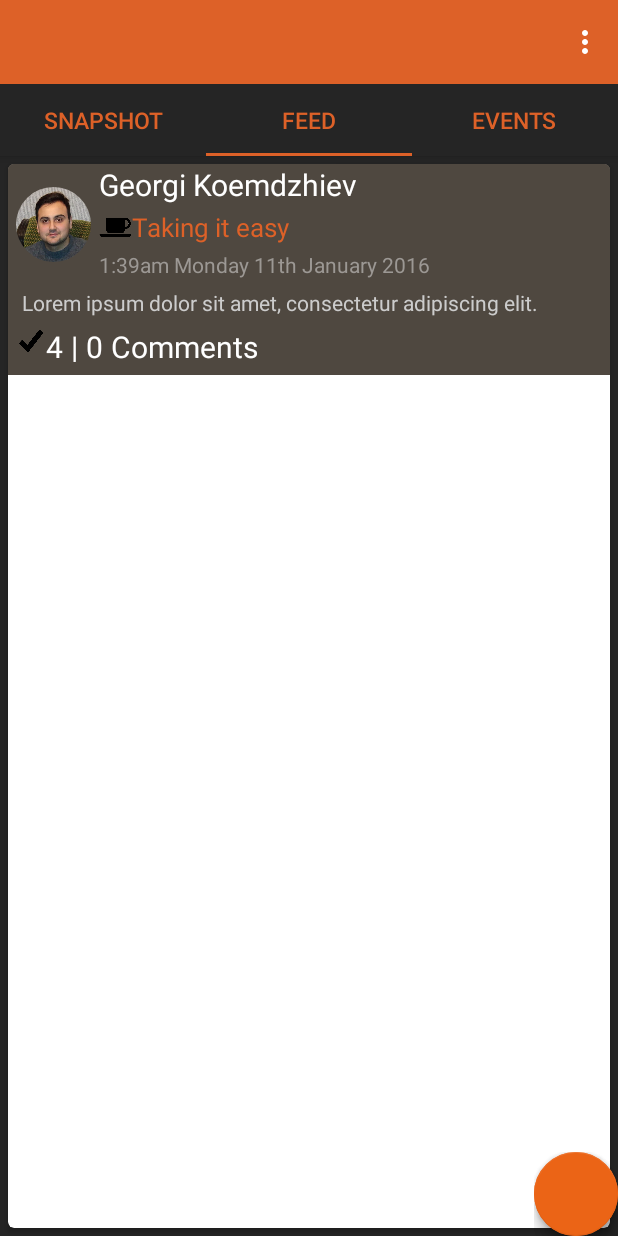
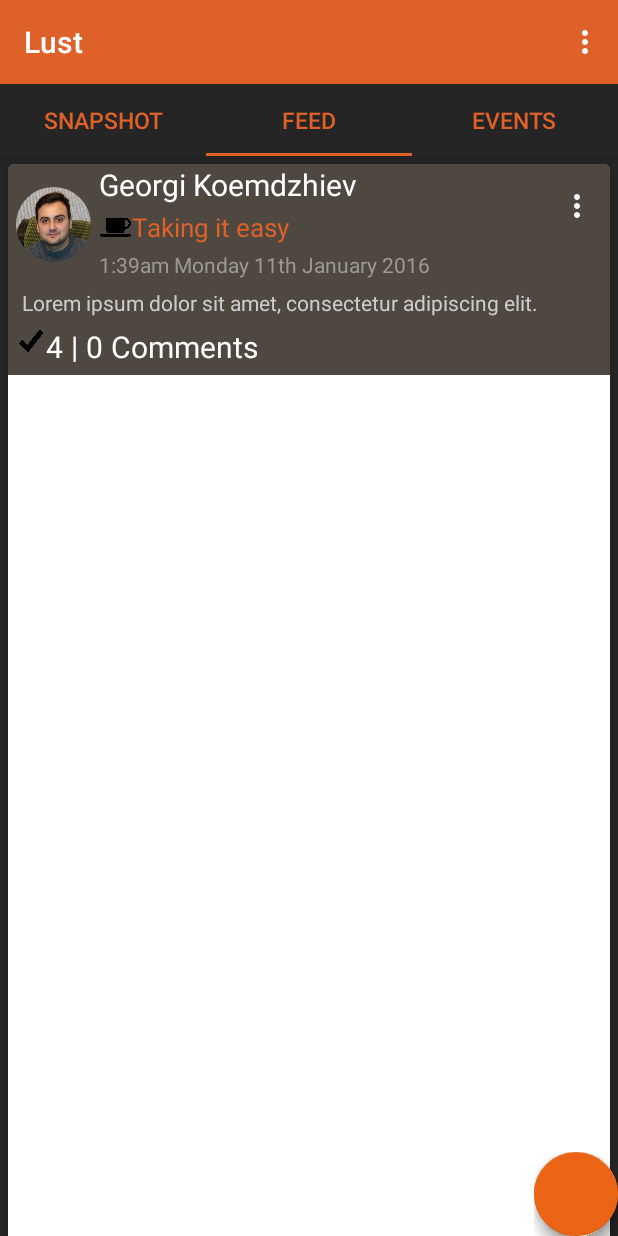
Before and after one commit to georgikoemdzhiev/Lust, an Android app: the MainActivity screen opened directly, with no data from a screen before it, tab 2 chosen, on a phone screen of 412 x 824 dp. Run offline under Robolectric (Android 15) with nearby library versions, the phone set to English and light mode, and no system bars; our stand-ins replace CircleImageView; libraries missing offline, so code that uses them is left out: com.getbase.floatingactionbutton; plain views replace FloatingActionButton, FloatingActionsMenu; 5 statements that could not run were skipped.

Commit message:
- Changed the status bar color - Changed the toolbar color to white to match the new design (in the cardviews in Feed fragment) - Code refactoring

```diff
--- a/app/src/main/java/com/studentsins/lust/Adapters/FeedCardAdapter.java
+++ b/app/src/main/java/com/studentsins/lust/Adapters/FeedCardAdapter.java
@@ -2,10 +2,13 @@ package com.studentsins.lust.Adapters;
 
 import android.content.Context;
 import android.support.v7.widget.RecyclerView;
+import android.support.v7.widget.Toolbar;
 import android.view.LayoutInflater;
+import android.view.MenuItem;
 import android.view.View;
 import android.view.ViewGroup;
 import android.widget.TextView;
+import android.widget.Toast;
 
 import com.studentsins.lust.R;
 
@@ -44,10 +47,28 @@ public class FeedCardAdapter extends RecyclerView.Adapter<FeedCardAdapter.CardVi
 
     public class CardViewHolder extends RecyclerView.ViewHolder {
         protected TextView mUserName;
+        protected Toolbar mToolbar;
 
         public CardViewHolder(View itemView) {
             super(itemView);
             mUserName = (TextView)itemView.findViewById(R.id.userName);
+            mToolbar = (Toolbar)itemView.findViewById(R.id.user_toolbar);
+            mToolbar.inflateMenu(R.menu.menu_feed_user);
+
+            mToolbar.setOnMenuItemClickListener(new Toolbar.OnMenuItemClickListener() {
+                @Override
+                public boolean onMenuItemClick(MenuItem item) {
+                    int id = item.getItemId();
+
+                    //noinspection SimplifiableIfStatement
+                    if (id == R.id.action_settings) {
+                        Toast.makeText(mContext, "Card menu click!", Toast.LENGTH_LONG).show();
+                        return true;
+                    }
+
+                    return false;
+                }
+            });
         }
     }
 }
--- a/app/src/main/java/com/studentsins/lust/MainActivity.java
+++ b/app/src/main/java/com/studentsins/lust/MainActivity.java
@@ -32,7 +32,7 @@ public class MainActivity extends AppCompatActivity {
         Toolbar toolbar = (Toolbar) findViewById(R.id.toolbar);
         setSupportActionBar(toolbar);
         //disable the title - design requirement.
-        getSupportActionBar().setDisplayShowTitleEnabled(false);
+//        getSupportActionBar().setDisplayShowTitleEnabled(false);
 
         sharedPreferences = PreferenceManager.getDefaultSharedPreferences(MainActivity.this);
         editor = sharedPreferences.edit();
--- a/app/src/main/res/drawable/fab_label_background.xml
+++ b/app/src/main/res/drawable/fab_label_background.xml
@@ -1,6 +1,6 @@
 <?xml version="1.0" encoding="utf-8"?>
 <shape xmlns:android="http://schemas.android.com/apk/res/android">
-    <solid android:color="@android:color/transparent"/>
+    <solid android:color="@color/blood_orange"/>
     <padding
         android:left="16dp"
         android:top="4dp"
--- a/app/src/main/res/layout/activity_main.xml
+++ b/app/src/main/res/layout/activity_main.xml
@@ -7,7 +7,6 @@
     android:layout_width="match_parent"
     android:layout_height="match_parent"
     android:fitsSystemWindows="true"
-    android:id="@+id/coordinatorLayout"
     tools:context="com.studentsins.lust.MainActivity">
 
     <android.support.design.widget.AppBarLayout
@@ -20,7 +19,8 @@
             android:layout_width="match_parent"
             android:layout_height="?attr/actionBarSize"
             android:background="?attr/colorPrimary"
-            app:popupTheme="@style/AppTheme.PopupOverlay"/>
+            app:popupTheme="@style/AppTheme.PopupOverlay"
+            app:layout_scrollFlags="scroll|enterAlways" />
 
         <android.support.design.widget.TabLayout
             android:id="@+id/sliding_tabs"
@@ -35,7 +35,7 @@
         android:id="@+id/viewpager"
         android:layout_width="match_parent"
         android:layout_height="match_parent"
-        app:layout_behavior="@string/appbar_scrolling_view_behavior" />
+        app:layout_behavior="@string/appbar_scrolling_view_behavior"/>
 
 
     <include layout="@layout/content_main"/>
--- a/app/src/main/res/layout/card_layout.xml
+++ b/app/src/main/res/layout/card_layout.xml
@@ -43,12 +43,12 @@
             </RelativeLayout>
 
             <android.support.v7.widget.Toolbar
-                android:id="@+id/plan_toolbar"
+                android:id="@+id/user_toolbar"
                 android:layout_alignParentRight="true"
                 android:layout_alignParentEnd="true"
                 android:layout_width="wrap_content"
                 android:layout_height="wrap_content"
-                android:theme="@style/CardViewToolbarTheme"/>
+                android:theme="@style/myToolbarTheme"/>
 
             <RelativeLayout
                 android:layout_width="wrap_content"
--- /dev/null
+++ b/app/src/main/res/menu/menu_feed_user.xml
@@ -0,0 +1,9 @@
+<?xml version="1.0" encoding="utf-8"?>
+<menu xmlns:android="http://schemas.android.com/apk/res/android"
+      xmlns:app="http://schemas.android.com/apk/res-auto">
+    <item
+        android:id="@+id/action_settings"
+        android:orderInCategory="100"
+        android:title="@string/action_settings"
+        app:showAsAction="never"/>
+</menu>
--- a/app/src/main/res/values-v21/styles.xml
+++ b/app/src/main/res/values-v21/styles.xml
@@ -4,6 +4,6 @@
         <item name="windowActionBar">false</item>
         <item name="windowNoTitle">true</item>
         <item name="android:windowDrawsSystemBarBackgrounds">true</item>
-        <item name="android:statusBarColor">@android:color/transparent</item>
+        <item name="android:statusBarColor">@color/tab_bg</item>
     </style>
 </resources>
--- a/app/src/main/res/values/styles.xml
+++ b/app/src/main/res/values/styles.xml
@@ -38,8 +38,8 @@
         <item name="android:textColor">@color/dirtyWhite</item>
     </style>
 
-    <style name="CardViewToolbarTheme">
-        <item name="colorControlNormal">#FF0000</item>
+    <style name="myToolbarTheme">
+        <item name="colorControlNormal">@android:color/white</item>
     </style>
 
 </resources>
```
